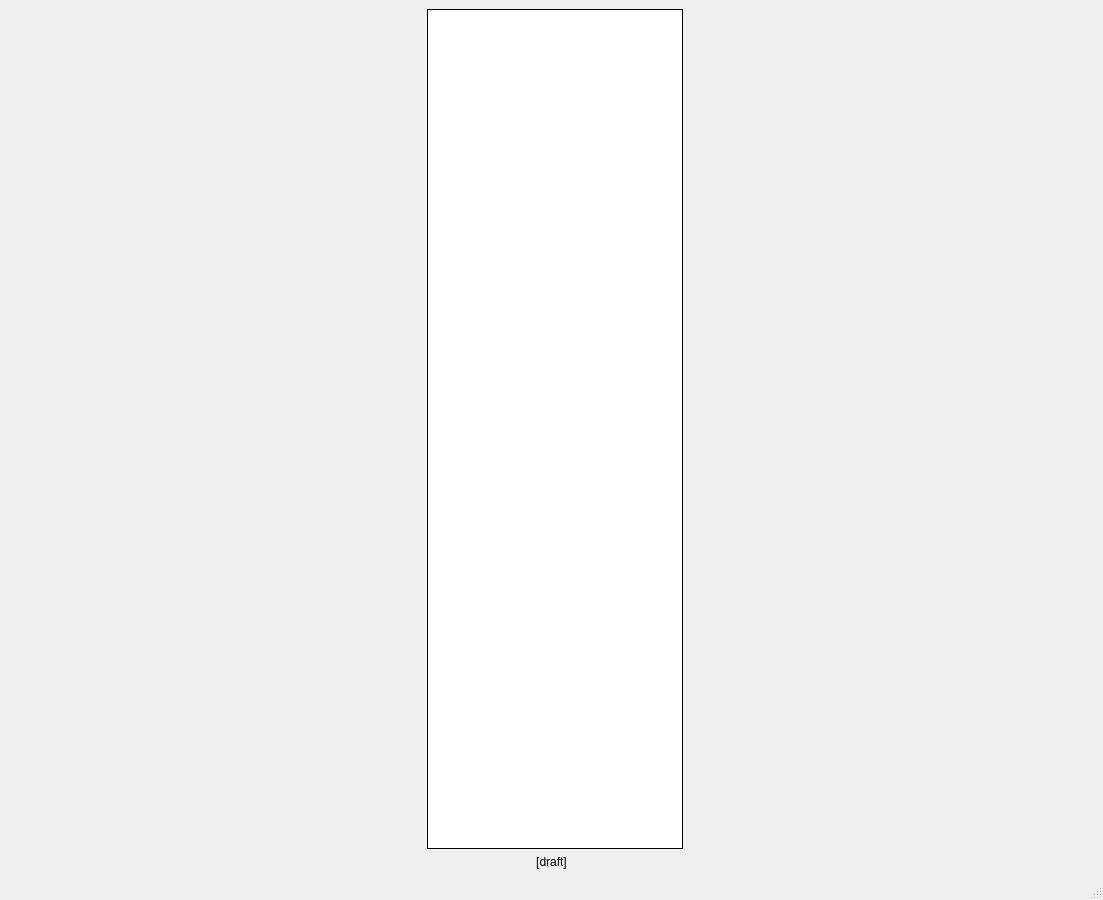
Before: the Qt Designer form gui/mainwindow.ui in MetaDevo/word-whacker, drawn with Qt 5.
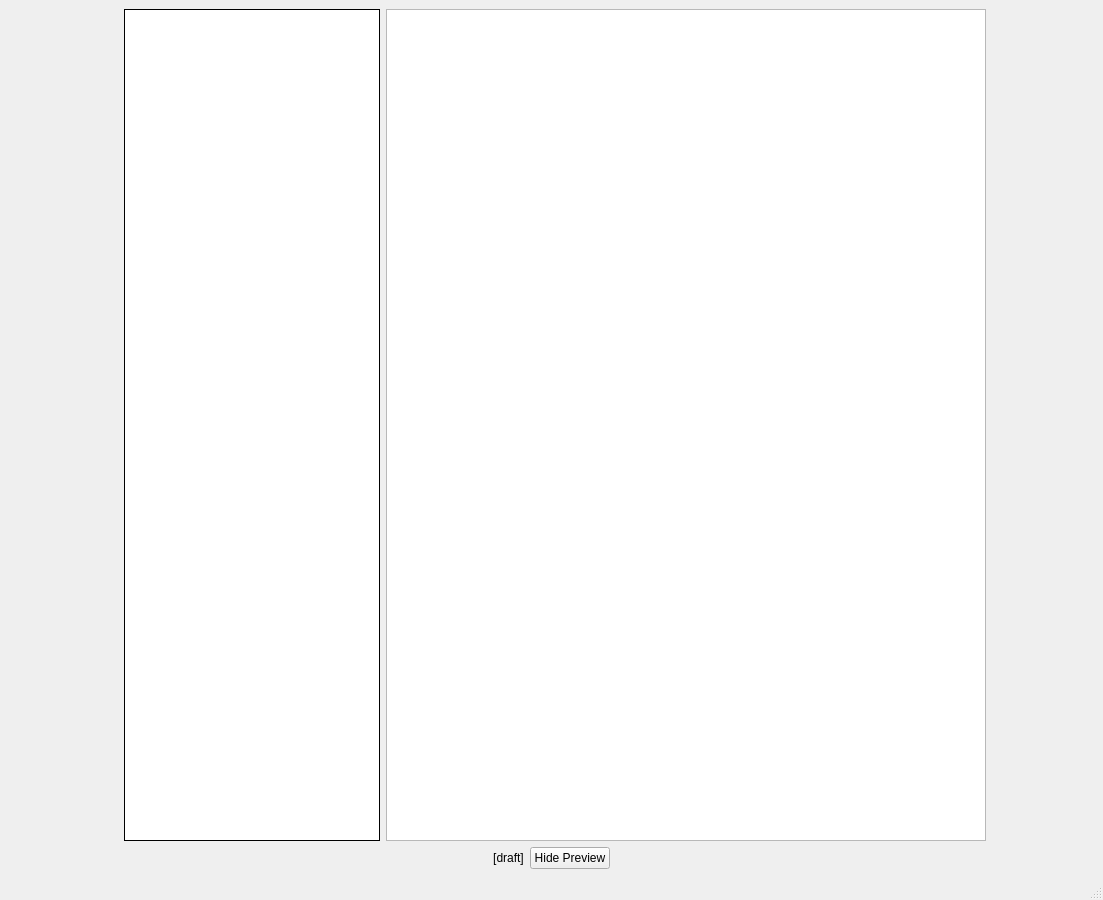
After: the same form once the commit is applied.

The edit to the form file:
```diff
--- a/gui/mainwindow.ui
+++ b/gui/mainwindow.ui
@@ -16,7 +16,10 @@
   <widget class="QWidget" name="centralwidget">
    <layout class="QVBoxLayout" name="verticalLayout_2">
     <item>
-     <layout class="QHBoxLayout" name="horizontalLayout_3" stretch="1,2,1">
+     <layout class="QHBoxLayout" name="horizontalLayout_3" stretch="1,2,2,1">
+      <property name="sizeConstraint">
+       <enum>QLayout::SetDefaultConstraint</enum>
+      </property>
       <item>
        <layout class="QVBoxLayout" name="verticalLayout">
         <item>
@@ -95,6 +98,19 @@
         </property>
        </widget>
       </item>
+      <item>
+       <widget class="QTextEdit" name="textEditRich">
+        <property name="minimumSize">
+         <size>
+          <width>600</width>
+          <height>0</height>
+         </size>
+        </property>
+        <property name="readOnly">
+         <bool>true</bool>
+        </property>
+       </widget>
+      </item>
       <item>
        <spacer name="horizontalSpacer_2">
         <property name="orientation">
@@ -112,6 +128,19 @@
     </item>
     <item>
      <layout class="QHBoxLayout" name="horizontalLayoutSt">
+      <item>
+       <spacer name="horizontalSpacer_4">
+        <property name="orientation">
+         <enum>Qt::Horizontal</enum>
+        </property>
+        <property name="sizeHint" stdset="0">
+         <size>
+          <width>40</width>
+          <height>20</height>
+         </size>
+        </property>
+       </spacer>
+      </item>
       <item>
        <widget class="QLabel" name="filenameLabel">
         <property name="text">
@@ -122,6 +151,26 @@
         </property>
        </widget>
       </item>
+      <item>
+       <widget class="QPushButton" name="hidePreviewButton">
+        <property name="text">
+         <string>Hide Preview</string>
+        </property>
+       </widget>
+      </item>
+      <item>
+       <spacer name="horizontalSpacer_3">
+        <property name="orientation">
+         <enum>Qt::Horizontal</enum>
+        </property>
+        <property name="sizeHint" stdset="0">
+         <size>
+          <width>40</width>
+          <height>20</height>
+         </size>
+        </property>
+       </spacer>
+      </item>
      </layout>
     </item>
    </layout>
```
